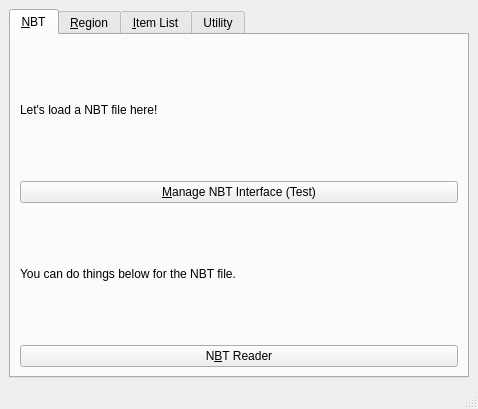
Qt form src/qt/mainwindow.ui (DreamHelium/dhlrc) before a commit.
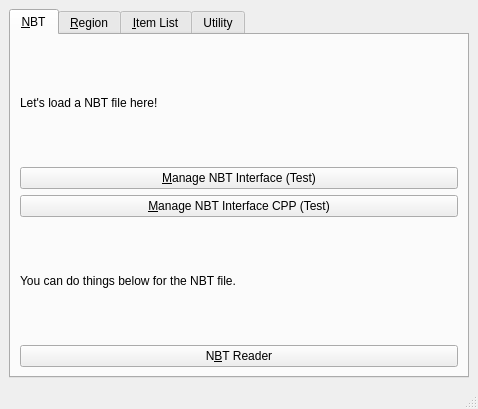
The same form after that commit.

Diff of the .ui file:
```diff
--- a/src/qt/mainwindow.ui
+++ b/src/qt/mainwindow.ui
@@ -41,6 +41,13 @@
             </property>
            </widget>
           </item>
+          <item>
+           <widget class="QPushButton" name="manageBtn_3">
+            <property name="text">
+             <string>&amp;Manage NBT Interface CPP (Test)</string>
+            </property>
+           </widget>
+          </item>
           <item>
            <widget class="QLabel" name="label_3">
             <property name="text">
```
